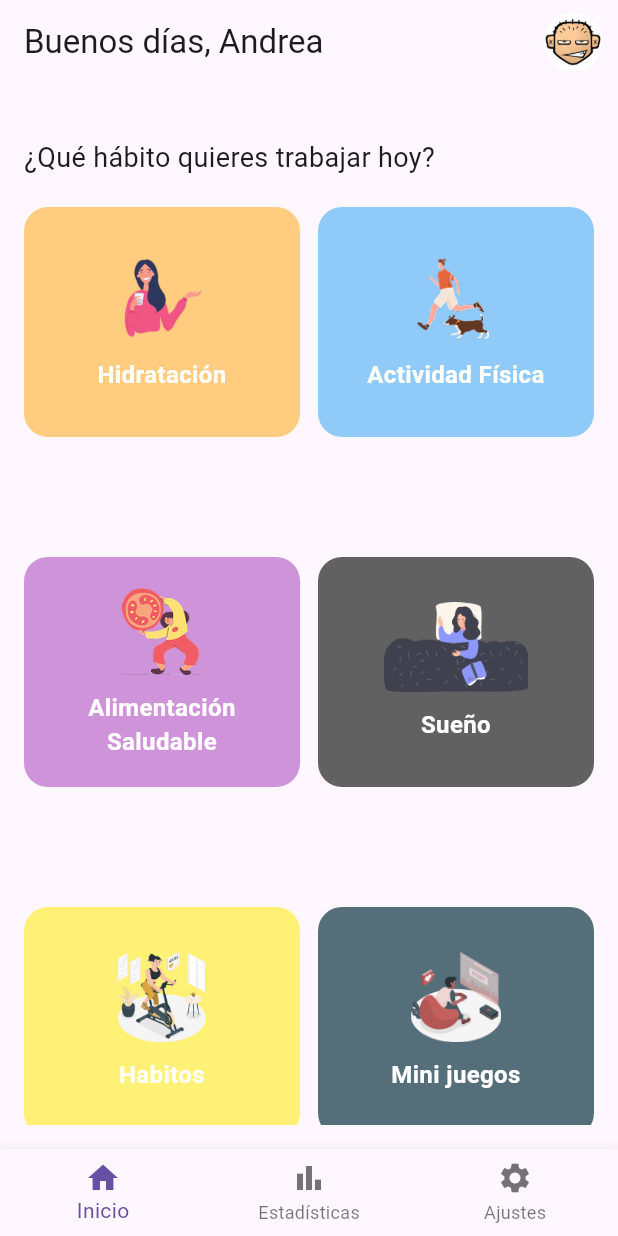
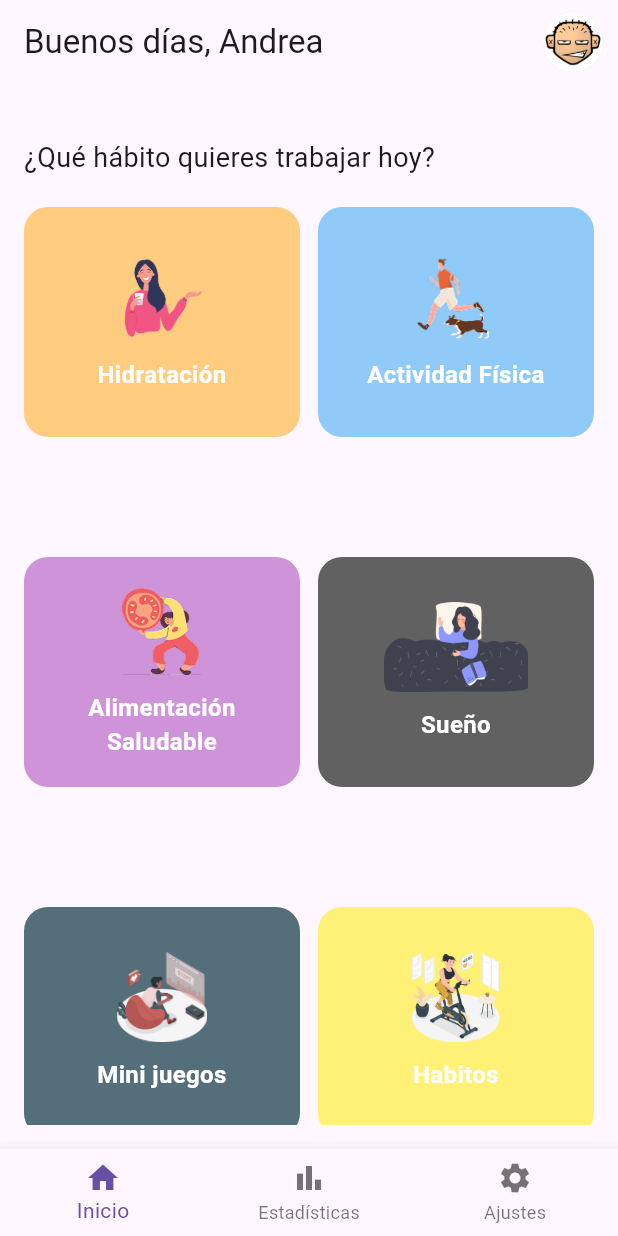
Before and after one commit to ManuelZambrano33/BalanceLife, a Flutter app: the screen it shows after launch, on a phone screen of 412 x 824 dp. Run offline on Flutter 3.47's test engine with Material 3 defaults, Android fonts, the phone set to English and light mode, and no system bars; our stand-ins replace fl_chart.

Commit message:
Actualizacion home

```diff
--- a/lib/main.dart
+++ b/lib/main.dart
@@ -56,7 +56,7 @@
         '/stats': (context) => const StatsView(),
         '/menuEstadisticas' : (context) => const MenuEstadisticas(),
         '/habits' : (context) =>  HabitsView(),
-        '/addHabit' : (context) => AddHabitView(), // sin argumentos
+        '/addHabit' : (context) => AddHabitView(),
       },
     );
   }
--- a/lib/modulos/modulo_home/viewmodels/home_viewmodel.dart
+++ b/lib/modulos/modulo_home/viewmodels/home_viewmodel.dart
@@ -28,17 +28,17 @@ class HomeViewModel extends ChangeNotifier {
       route: "/sleep",
     ),
     HabitModel(
+      title: "Mini juegos",
+      iconPath: "assets/mini_juegos.png",
+      color: Colors.blueGrey.shade600,
+      route: "/mini_games",
+    ),
+    HabitModel(
       title: "Habitos",
       iconPath: "assets/habit.png",
       color: Colors.yellow.shade300,
       route: "/habits",
     ),
-    HabitModel(
-      title: "Mini juegos",
-      iconPath: "assets/mini_juegos.png",
-      color: Colors.blueGrey.shade600,
-      route: "/mini_games",
-    ),
   ];
 
   List<HabitModel> get habits => _habits;
```
Also changed, not shown: assets/habito.png (added), 1 other file.
